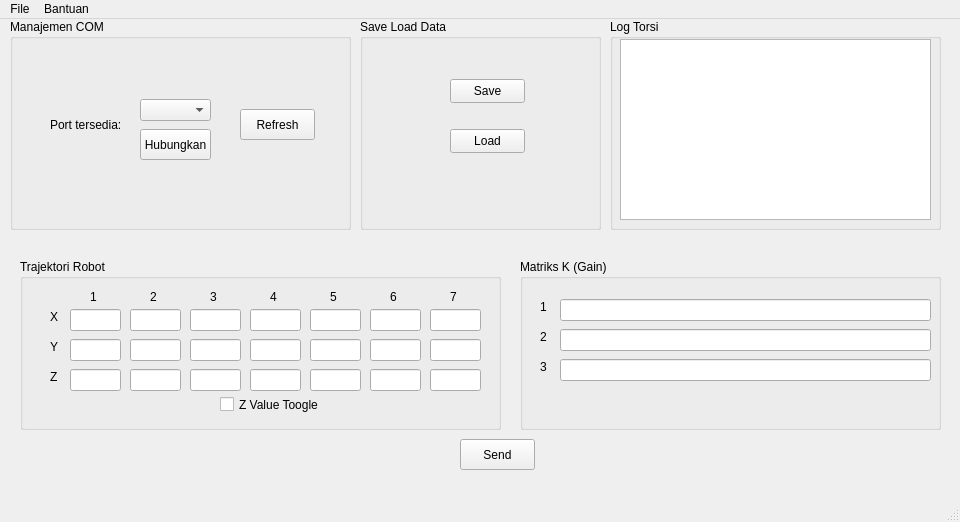
Qt form main-window-revised.ui (maplezs/EWS_3_4a) before a commit.
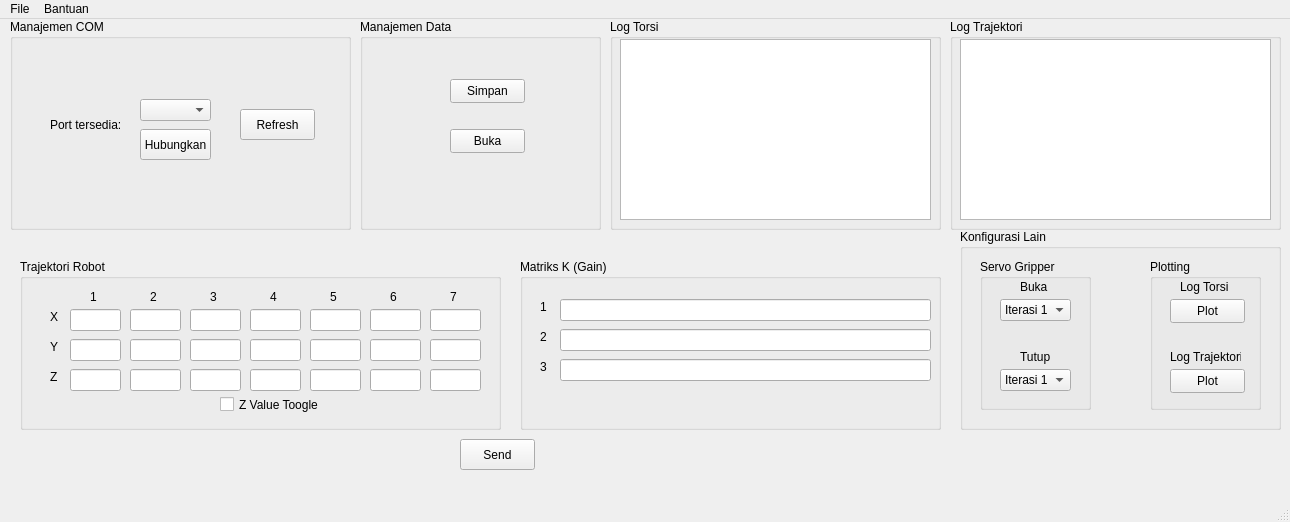
The same form after that commit.

Commit message:
feat: menambahkan log trajektori, fitur untuk plot trajektori x,y,z dan plot ketiga torsi servo, memperbarui aplikasi antarmuka
fix: perbaikan pada kode mikrokontroler

```diff
--- a/main-window-revised.ui
+++ b/main-window-revised.ui
@@ -6,7 +6,7 @@
    <rect>
     <x>0</x>
     <y>0</y>
-    <width>960</width>
+    <width>1290</width>
     <height>522</height>
    </rect>
   </property>
@@ -645,7 +645,7 @@
      </rect>
     </property>
     <property name="title">
-     <string>Save Load Data</string>
+     <string>Manajemen Data</string>
     </property>
     <widget class="QPushButton" name="pushButton_6">
      <property name="geometry">
@@ -657,7 +657,7 @@
       </rect>
      </property>
      <property name="text">
-      <string>Save</string>
+      <string>Simpan</string>
      </property>
     </widget>
     <widget class="QPushButton" name="pushButton_7">
@@ -670,17 +670,247 @@
       </rect>
      </property>
      <property name="text">
-      <string>Load</string>
+      <string>Buka</string>
      </property>
     </widget>
    </widget>
+   <widget class="QGroupBox" name="groupBox_8">
+    <property name="geometry">
+     <rect>
+      <x>950</x>
+      <y>0</y>
+      <width>331</width>
+      <height>211</height>
+     </rect>
+    </property>
+    <property name="title">
+     <string>Log Trajektori</string>
+    </property>
+    <widget class="QPlainTextEdit" name="plainTextEdit_2">
+     <property name="geometry">
+      <rect>
+       <x>10</x>
+       <y>20</y>
+       <width>311</width>
+       <height>181</height>
+      </rect>
+     </property>
+    </widget>
+   </widget>
+   <widget class="QGroupBox" name="groupBox_6">
+    <property name="geometry">
+     <rect>
+      <x>960</x>
+      <y>210</y>
+      <width>321</width>
+      <height>201</height>
+     </rect>
+    </property>
+    <property name="title">
+     <string>Konfigurasi Lain</string>
+    </property>
+    <widget class="QGroupBox" name="groupBox_9">
+     <property name="geometry">
+      <rect>
+       <x>20</x>
+       <y>30</y>
+       <width>111</width>
+       <height>151</height>
+      </rect>
+     </property>
+     <property name="title">
+      <string>Servo Gripper</string>
+     </property>
+     <widget class="QComboBox" name="comboBox_2">
+      <property name="geometry">
+       <rect>
+        <x>20</x>
+        <y>40</y>
+        <width>71</width>
+        <height>22</height>
+       </rect>
+      </property>
+      <item>
+       <property name="text">
+        <string>Iterasi 1</string>
+       </property>
+      </item>
+      <item>
+       <property name="text">
+        <string>Iterasi 2</string>
+       </property>
+      </item>
+      <item>
+       <property name="text">
+        <string>Iterasi 3</string>
+       </property>
+      </item>
+      <item>
+       <property name="text">
+        <string>Iterasi 4</string>
+       </property>
+      </item>
+      <item>
+       <property name="text">
+        <string>Iterasi 5</string>
+       </property>
+      </item>
+      <item>
+       <property name="text">
+        <string>Iterasi 6</string>
+       </property>
+      </item>
+      <item>
+       <property name="text">
+        <string>Iterasi 7</string>
+       </property>
+      </item>
+     </widget>
+     <widget class="QLabel" name="label_5">
+      <property name="geometry">
+       <rect>
+        <x>40</x>
+        <y>90</y>
+        <width>31</width>
+        <height>16</height>
+       </rect>
+      </property>
+      <property name="text">
+       <string>Tutup</string>
+      </property>
+     </widget>
+     <widget class="QLabel" name="label_15">
+      <property name="geometry">
+       <rect>
+        <x>40</x>
+        <y>20</y>
+        <width>31</width>
+        <height>16</height>
+       </rect>
+      </property>
+      <property name="text">
+       <string>Buka</string>
+      </property>
+     </widget>
+     <widget class="QComboBox" name="comboBox_4">
+      <property name="geometry">
+       <rect>
+        <x>20</x>
+        <y>110</y>
+        <width>71</width>
+        <height>22</height>
+       </rect>
+      </property>
+      <item>
+       <property name="text">
+        <string>Iterasi 1</string>
+       </property>
+      </item>
+      <item>
+       <property name="text">
+        <string>Iterasi 2</string>
+       </property>
+      </item>
+      <item>
+       <property name="text">
+        <string>Iterasi 3</string>
+       </property>
+      </item>
+      <item>
+       <property name="text">
+        <string>Iterasi 4</string>
+       </property>
+      </item>
+      <item>
+       <property name="text">
+        <string>Iterasi 5</string>
+       </property>
+      </item>
+      <item>
+       <property name="text">
+        <string>Iterasi 6</string>
+       </property>
+      </item>
+      <item>
+       <property name="text">
+        <string>Iterasi 7</string>
+       </property>
+      </item>
+     </widget>
+    </widget>
+    <widget class="QGroupBox" name="groupBox_10">
+     <property name="geometry">
+      <rect>
+       <x>190</x>
+       <y>30</y>
+       <width>111</width>
+       <height>151</height>
+      </rect>
+     </property>
+     <property name="title">
+      <string>Plotting</string>
+     </property>
+     <widget class="QPushButton" name="pushButton_8">
+      <property name="geometry">
+       <rect>
+        <x>20</x>
+        <y>40</y>
+        <width>75</width>
+        <height>24</height>
+       </rect>
+      </property>
+      <property name="text">
+       <string>Plot</string>
+      </property>
+     </widget>
+     <widget class="QPushButton" name="pushButton_9">
+      <property name="geometry">
+       <rect>
+        <x>20</x>
+        <y>110</y>
+        <width>75</width>
+        <height>24</height>
+       </rect>
+      </property>
+      <property name="text">
+       <string>Plot</string>
+      </property>
+     </widget>
+     <widget class="QLabel" name="label_18">
+      <property name="geometry">
+       <rect>
+        <x>30</x>
+        <y>20</y>
+        <width>51</width>
+        <height>16</height>
+       </rect>
+      </property>
+      <property name="text">
+       <string>Log Torsi</string>
+      </property>
+     </widget>
+     <widget class="QLabel" name="label_19">
+      <property name="geometry">
+       <rect>
+        <x>20</x>
+        <y>90</y>
+        <width>71</width>
+        <height>16</height>
+       </rect>
+      </property>
+      <property name="text">
+       <string>Log Trajektori</string>
+      </property>
+     </widget>
+    </widget>
+   </widget>
   </widget>
   <widget class="QMenuBar" name="menubar">
    <property name="geometry">
     <rect>
      <x>0</x>
      <y>0</y>
-     <width>960</width>
+     <width>1290</width>
      <height>22</height>
     </rect>
    </property>
```
The commit also changes 3 other files.
